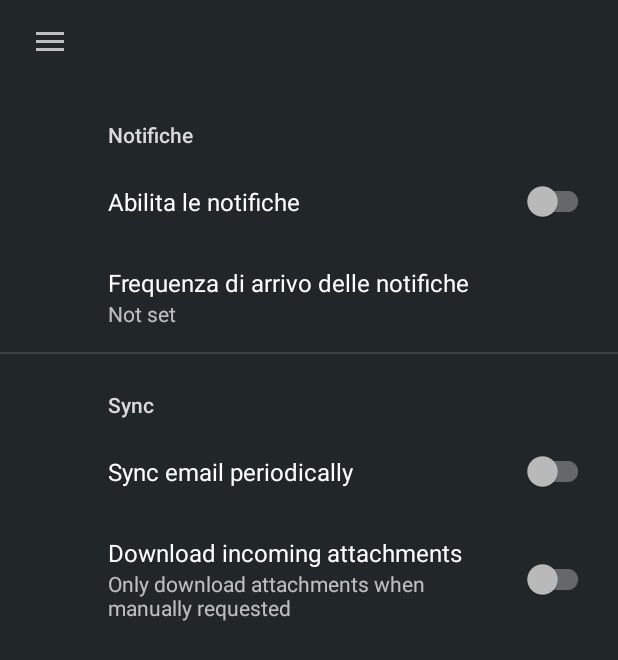
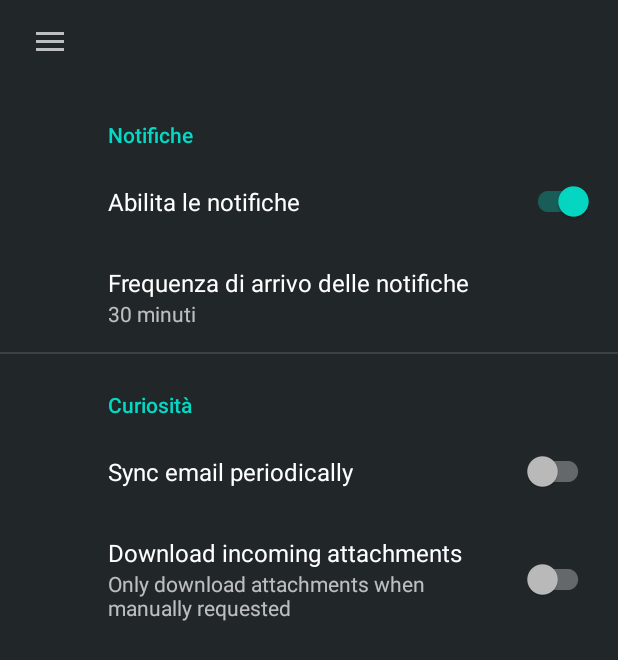
Before and after one commit to CuriositySabo/Curiosity, an Android app: the screen it shows after launch once a user with an empty profile is signed in (nav_drawer), in the side drawer, after a tap on "Impostazioni", on a phone screen of 412 x 824 dp. Shown: the top 660 px of the screen. Run offline under Robolectric (Android 15) with nearby library versions, the phone set to English and light mode, and no system bars; our stand-ins replace Firebase (no records; nobody signed in at launch, a user with empty details on screens opened directly), androidx.preference, navigation-ui.

Commit message:
added notification settings

```diff
--- a/app/src/main/res/layout/preference_category.xml
+++ b/app/src/main/res/layout/preference_category.xml
@@ -11,5 +11,5 @@
         android:gravity="start"
         android:textSize="22sp"
         android:textStyle="normal"
-        android:textAllCaps="true"/>
+        android:textAllCaps="false"/>
 </FrameLayout>
--- a/app/src/main/res/values-night/themes.xml
+++ b/app/src/main/res/values-night/themes.xml
@@ -10,14 +10,14 @@
         <item name="colorPrimaryVariant">@color/primary_dark</item>
         <item name="colorOnPrimary">#000000</item>
         <!-- Secondary brand color. -->
-        <item name="colorSecondary">@color/accent</item>
+        <item name="colorSecondary">@color/teal_200</item>
         <item name="colorSecondaryVariant">@color/accent</item>
         <item name="colorOnSecondary">@color/white</item>
         <!-- Status bar color. -->
         <item name="android:statusBarColor" tools:targetApi="l">?attr/colorPrimaryVariant</item>
         <!-- Customize your theme here. -->
         <item name="materialButtonStyle">@style/customButton</item>
-        <item name="android:textViewStyle">@style/customTextView</item>
+        <!--item name="android:textViewStyle">@style/customTextView</item-->
         <item name="android:background">@color/bg_dark</item>
     </style>
     <style name="customButton" parent="Widget.MaterialComponents.Button">
--- a/app/src/main/res/values/strings.xml
+++ b/app/src/main/res/values/strings.xml
@@ -33,11 +33,11 @@
     <string name="forgot_button">Reset password</string>
     <!-- Settings -->
     <string name="notification_header">Notifiche</string>
-    <string name="sync_header">Sync</string>
+    <string name="curiosity_header">Curiosità</string>
     <!--Settings_notification-->
     <string name="notification_permission">Abilita le notifiche</string>
     <string name="notification_frequency">Frequenza di arrivo delle notifiche</string>
-    <!--Settings_-->
+    <!--Settings_curiosities-->
     <string name="sync_title">Sync email periodically</string>
     <string name="attachment_title">Download incoming attachments</string>
     <string name="attachment_summary_on">Automatically download attachments for incoming emails</string>
--- a/app/src/main/res/xml/root_preferences.xml
+++ b/app/src/main/res/xml/root_preferences.xml
@@ -11,20 +11,13 @@
             app:title="@string/signature_title"
             app:useSimpleSummaryProvider="true" /-->
 
-        <!--ListPreference
-            app:defaultValue="reply"
-            app:entries="@array/reply_entries"
-            app:entryValues="@array/reply_values"
-            app:key="reply"
-            app:title="@string/reply_title"
-            app:useSimpleSummaryProvider="true" /-->
-
         <SwitchPreferenceCompat
             app:key="notification"
-            app:title="@string/notification_permission" />
+            app:title="@string/notification_permission"
+            android:defaultValue="true"/>
 
         <ListPreference
-            app:defaultValue="30 minuti"
+            app:defaultValue="30"
             app:entries="@array/settings_notification_frequency_entries"
             app:entryValues="@array/settings_notification_frequency_values"
             app:key="frequency"
@@ -33,7 +26,7 @@
 
     </PreferenceCategory>
 
-    <PreferenceCategory app:title="@string/sync_header"
+    <PreferenceCategory app:title="@string/curiosity_header"
         android:layout="@layout/preference_category"
         tools:ignore="PrivateResource">
 
```
